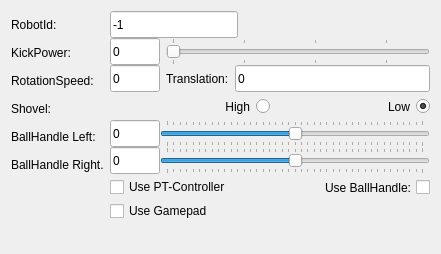
This is msl_joystick/ui/msl_joystick/Joystick.ui in dasys-lab/cnc-msl as Qt 5 draws it before an edit. The edited form follows.
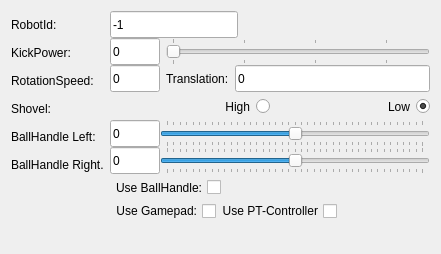
This is the edited form.

```diff
--- a/msl_joystick/ui/msl_joystick/Joystick.ui
+++ b/msl_joystick/ui/msl_joystick/Joystick.ui
@@ -500,13 +500,6 @@
      </item>
      <item>
       <layout class="QHBoxLayout" name="horizontalLayout_7">
-       <item>
-        <widget class="QCheckBox" name="ptControllerStateCheckBox">
-         <property name="text">
-          <string>Use PT-Controller</string>
-         </property>
-        </widget>
-       </item>
        <item>
         <widget class="QCheckBox" name="ballHandleStateCheckBox">
          <property name="minimumSize">
@@ -529,14 +522,71 @@
          </property>
         </widget>
        </item>
+       <item>
+        <widget class="QLabel" name="manual_label">
+         <property name="text">
+          <string/>
+         </property>
+        </widget>
+       </item>
+       <item>
+        <widget class="QLabel" name="direction_label">
+         <property name="text">
+          <string/>
+         </property>
+        </widget>
+       </item>
+       <item>
+        <spacer name="horizontalSpacer_2">
+         <property name="orientation">
+          <enum>Qt::Horizontal</enum>
+         </property>
+         <property name="sizeHint" stdset="0">
+          <size>
+           <width>40</width>
+           <height>20</height>
+          </size>
+         </property>
+        </spacer>
+       </item>
       </layout>
      </item>
      <item>
-      <widget class="QCheckBox" name="useGamePadCheckBox">
-       <property name="text">
-        <string>Use Gamepad</string>
-       </property>
-      </widget>
+      <layout class="QHBoxLayout" name="horizontalLayout_3">
+       <item>
+        <widget class="QCheckBox" name="useGamePadCheckBox">
+         <property name="layoutDirection">
+          <enum>Qt::RightToLeft</enum>
+         </property>
+         <property name="text">
+          <string>Use Gamepad:</string>
+         </property>
+        </widget>
+       </item>
+       <item>
+        <widget class="QCheckBox" name="ptControllerStateCheckBox">
+         <property name="layoutDirection">
+          <enum>Qt::RightToLeft</enum>
+         </property>
+         <property name="text">
+          <string>Use PT-Controller</string>
+         </property>
+        </widget>
+       </item>
+       <item>
+        <spacer name="horizontalSpacer">
+         <property name="orientation">
+          <enum>Qt::Horizontal</enum>
+         </property>
+         <property name="sizeHint" stdset="0">
+          <size>
+           <width>40</width>
+           <height>20</height>
+          </size>
+         </property>
+        </spacer>
+       </item>
+      </layout>
      </item>
      <item>
       <spacer name="verticalSpacer">
```
